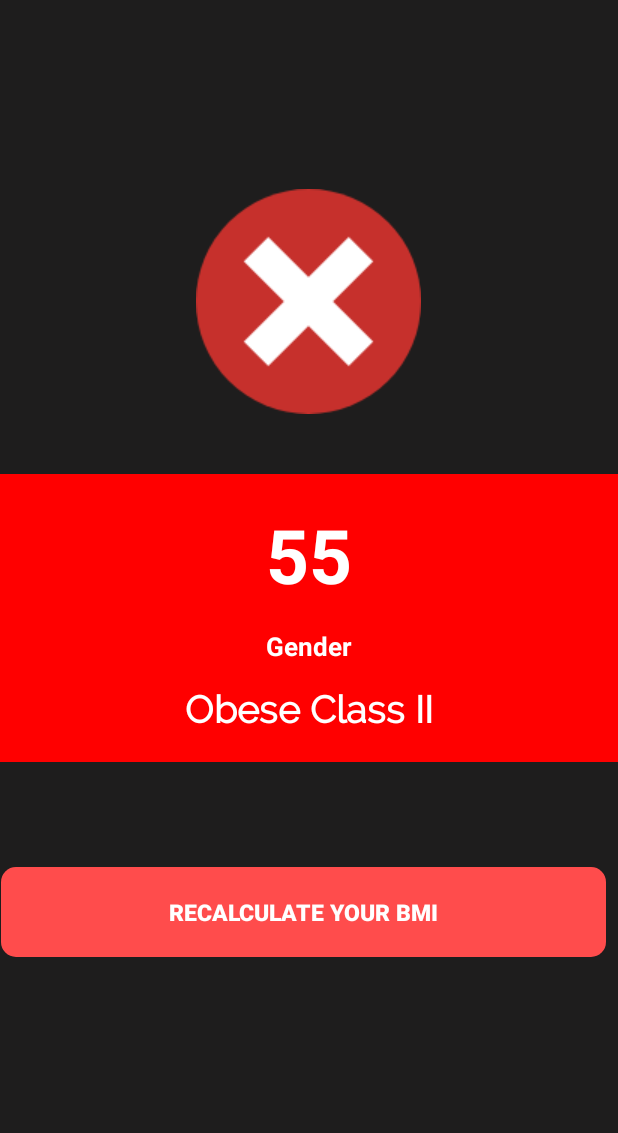
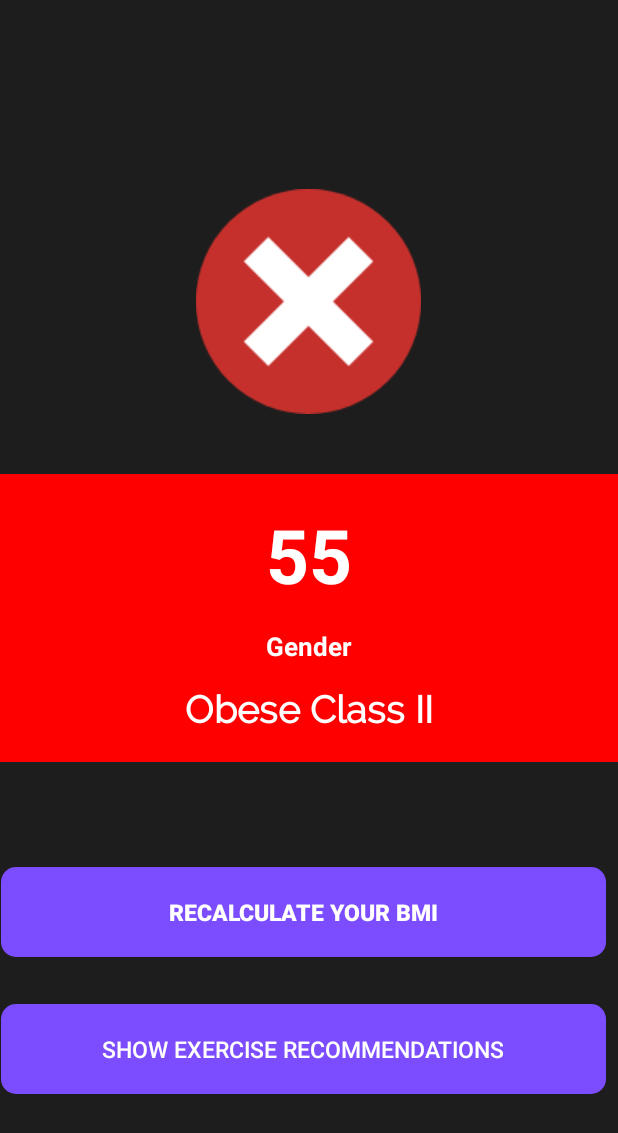
Before and after one commit to Laksith97/BMICalculator, an Android app: the bmiactivity screen opened directly, with no data from a screen before it, on a phone screen of 412 x 824 dp. Shown: the top 1133 px of the screen. Run offline under Robolectric (Android 15) with nearby library versions, the phone set to English and light mode, and no system bars; 2 statements that could not run were skipped.

Commit message:
recommendation implementation

```diff
--- a/app/src/main/AndroidManifest.xml
+++ b/app/src/main/AndroidManifest.xml
@@ -21,6 +21,8 @@
         <activity
             android:name=".MainActivity"
             android:exported="false" />
+
+        <activity android:name=".ExerciseRecommendationActivity" />
         <activity
             android:name=".splash"
             android:exported="true">
--- a/app/src/main/res/drawable/buttonbackground.xml
+++ b/app/src/main/res/drawable/buttonbackground.xml
@@ -2,7 +2,7 @@
 <shape xmlns:android="http://schemas.android.com/apk/res/android"
     android:shape="rectangle">
 
-    <solid android:color="#ff4c4c">
+    <solid android:color="#7C4CFF">
 
     </solid>
 
--- a/app/src/main/res/drawable/cardbackground.xml
+++ b/app/src/main/res/drawable/cardbackground.xml
@@ -2,7 +2,7 @@
 <shape xmlns:android="http://schemas.android.com/apk/res/android"
     android:shape="rectangle">
 
-    <solid android:color="#2c2c2c">
+    <solid android:color="#45142D">
 
     </solid>
 
--- a/app/src/main/res/layout/activity_bmiactivity.xml
+++ b/app/src/main/res/layout/activity_bmiactivity.xml
@@ -93,4 +93,23 @@
 
     </android.widget.Button>
 
+    <Button
+        android:id="@+id/showExerciseRecommendationButton"
+        android:text="Show Exercise Recommendations"
+        android:layout_below="@id/recalculatebmi"
+        android:layout_marginTop="16dp"
+        android:layout_width="403dp"
+        android:layout_height="60dp"
+        android:layout_alignParentEnd="true"
+        android:layout_marginLeft="20dp"
+        android:layout_marginEnd="8dp"
+        android:layout_marginRight="20dp"
+        android:layout_marginBottom="15dp"
+        android:background="@drawable/buttonbackground"
+        android:textColor="@color/white"
+        android:textSize="15sp"
+        android:textAllCaps="true"
+        android:onClick="showExerciseRecommendations" />
+
+
 </RelativeLayout>
--- a/app/src/main/res/layout/activity_main.xml
+++ b/app/src/main/res/layout/activity_main.xml
@@ -4,7 +4,7 @@
     xmlns:tools="http://schemas.android.com/tools"
     android:layout_width="match_parent"
     android:layout_height="match_parent"
-    android:background="#1e1d1d"
+    android:background="?attr/colorControlNormal"
     tools:context=".MainActivity">
 
     <RelativeLayout
@@ -27,7 +27,7 @@
         android:layout_width="150dp"
         android:layout_height="150dp"
         android:layout_toStartOf="@id/centerverticalline"
-        android:background="@drawable/malefemalenotfocus"
+        android:background="@drawable/cardbackground"
         android:layout_above="@id/heightlayout"
         android:layout_marginBottom="35dp"
         android:layout_marginRight="20dp"
@@ -65,7 +65,7 @@
         android:layout_width="150dp"
         android:layout_height="150dp"
         android:layout_toEndOf="@id/centerverticalline"
-        android:background="@drawable/malefemalenotfocus"
+        android:background="@drawable/cardbackground"
         android:layout_above="@id/heightlayout"
         android:layout_marginBottom="35dp"
         android:layout_marginRight="20dp"
```
Also changed, not shown: app/src/main/java/com/example/bmicalculator/ExerciseRecommendationActivity.java (added, +69 -0 lines), app/src/main/java/com/example/bmicalculator/bmiactivity.java (+8 -4 lines), app/src/main/res/layout/activity_exercise_recommendation.xml (added, +44 -0 lines), app/src/main/res/values/strings.xml (+7 -0 lines).
